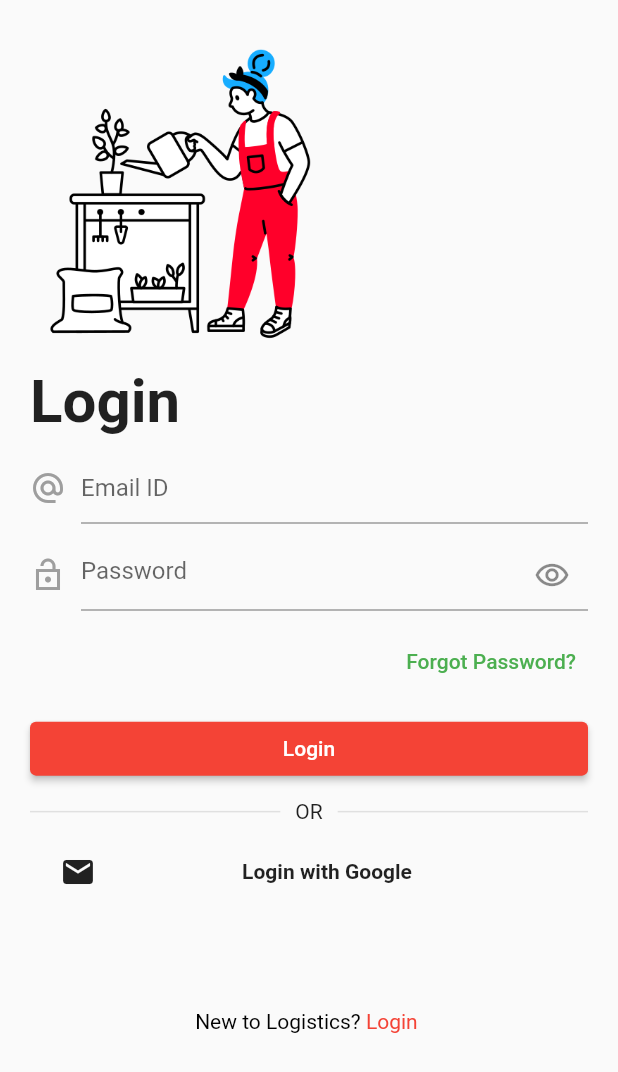
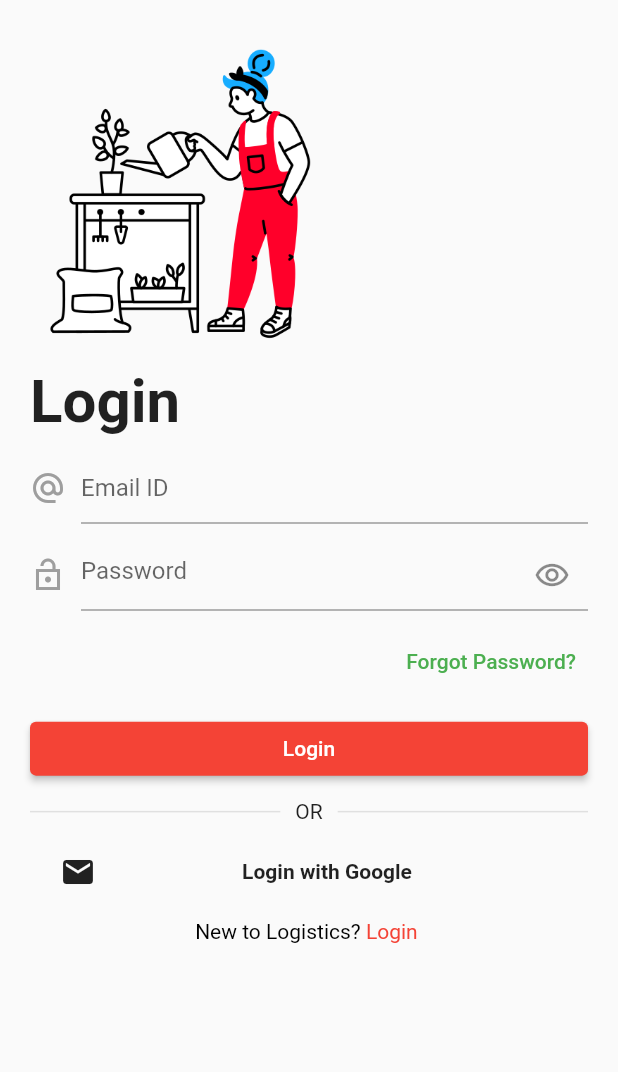
Before and after one commit to nazy61/flutter_login, a Flutter app: the screen it shows after launch, on a phone screen of 412 x 824 dp. Shown: the top 1072 px of the screen. Run offline on Flutter 3.47's test engine with Material 2 defaults, Android fonts, the phone set to English and light mode, and no system bars.

Commit message:
my changes

```diff
--- a/lib/screens/login.dart
+++ b/lib/screens/login.dart
@@ -124,12 +124,6 @@ class LoginScreen extends StatelessWidget {
               ),
             ),
             const SizedBox(height: 10.0),
-            const SizedBox(height: 10.0),
-            const SizedBox(height: 10.0),
-            const SizedBox(height: 10.0),
-            const SizedBox(height: 10.0),
-            const SizedBox(height: 10.0),
-            const SizedBox(height: 10.0),
             Center(
               child: RichText(
                 text: TextSpan(
```
